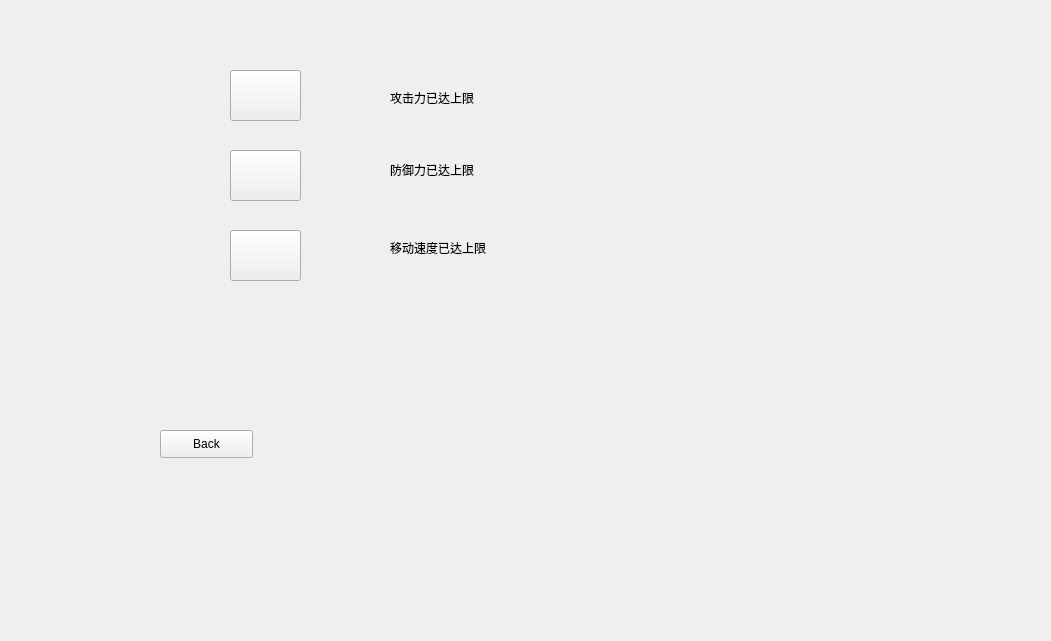
The window that TankGame/tank_reinforce.ui (anlowee/TankGame) describes before a commit, drawn with Qt 5.
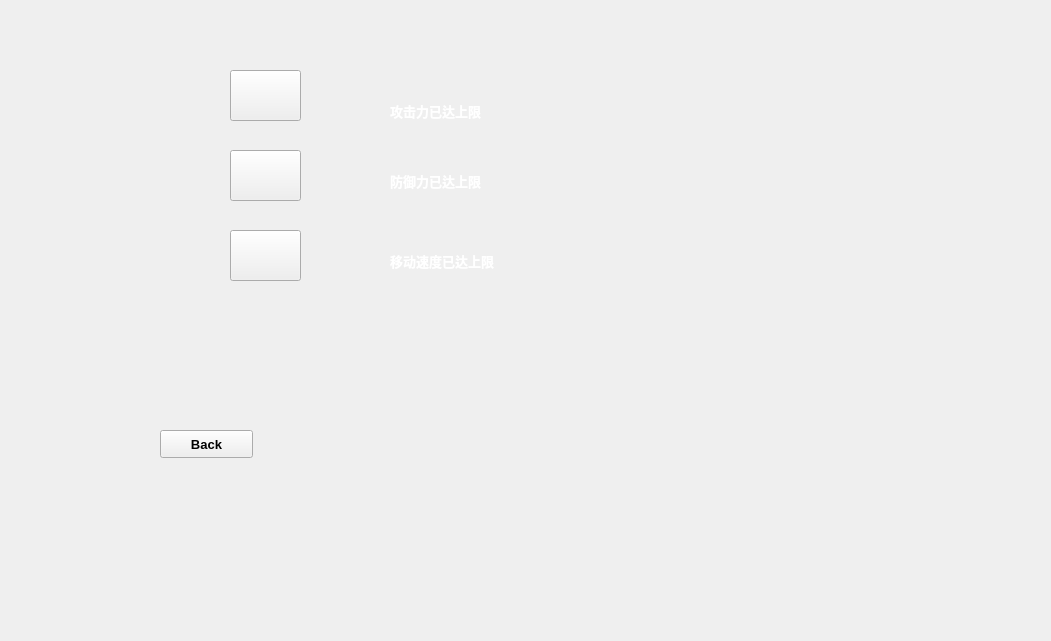
The same window after the commit. Icons and pictures are not drawn.

```diff
--- a/TankGame/tank_reinforce.ui
+++ b/TankGame/tank_reinforce.ui
@@ -89,6 +89,17 @@
      <height>28</height>
     </rect>
    </property>
+   <property name="font">
+    <font>
+     <family>Microsoft YaHei UI</family>
+     <pointsize>10</pointsize>
+     <weight>75</weight>
+     <bold>true</bold>
+    </font>
+   </property>
+   <property name="styleSheet">
+    <string notr="true">border-image: url(:/sample/photo/label_bg.png);</string>
+   </property>
    <property name="text">
     <string>Back</string>
    </property>
@@ -96,9 +107,9 @@
   <widget class="QStackedWidget" name="stackedWidget">
    <property name="geometry">
     <rect>
-     <x>90</x>
+     <x>100</x>
      <y>70</y>
-     <width>71</width>
+     <width>61</width>
      <height>51</height>
     </rect>
    </property>
@@ -134,10 +145,58 @@
     <rect>
      <x>390</x>
      <y>90</y>
-     <width>111</width>
-     <height>16</height>
+     <width>131</width>
+     <height>41</height>
     </rect>
    </property>
+   <property name="palette">
+    <palette>
+     <active>
+      <colorrole role="WindowText">
+       <brush brushstyle="SolidPattern">
+        <color alpha="255">
+         <red>255</red>
+         <green>255</green>
+         <blue>255</blue>
+        </color>
+       </brush>
+      </colorrole>
+     </active>
+     <inactive>
+      <colorrole role="WindowText">
+       <brush brushstyle="SolidPattern">
+        <color alpha="255">
+         <red>255</red>
+         <green>255</green>
+         <blue>255</blue>
+        </color>
+       </brush>
+      </colorrole>
+     </inactive>
+     <disabled>
+      <colorrole role="WindowText">
+       <brush brushstyle="SolidPattern">
+        <color alpha="255">
+         <red>120</red>
+         <green>120</green>
+         <blue>120</blue>
+        </color>
+       </brush>
+      </colorrole>
+     </disabled>
+    </palette>
+   </property>
+   <property name="font">
+    <font>
+     <family>Microsoft YaHei UI</family>
+     <pointsize>10</pointsize>
+     <weight>75</weight>
+     <bold>true</bold>
+    </font>
+   </property>
+   <property name="styleSheet">
+    <string notr="true">border-image: url(:/sample/photo/label_bg .png);</string>
+   </property>
    <property name="text">
     <string>攻击力已达上限</string>
    </property>
@@ -147,10 +206,58 @@
     <rect>
      <x>390</x>
      <y>160</y>
-     <width>111</width>
-     <height>20</height>
+     <width>131</width>
+     <height>41</height>
     </rect>
    </property>
+   <property name="palette">
+    <palette>
+     <active>
+      <colorrole role="WindowText">
+       <brush brushstyle="SolidPattern">
+        <color alpha="255">
+         <red>255</red>
+         <green>255</green>
+         <blue>255</blue>
+        </color>
+       </brush>
+      </colorrole>
+     </active>
+     <inactive>
+      <colorrole role="WindowText">
+       <brush brushstyle="SolidPattern">
+        <color alpha="255">
+         <red>255</red>
+         <green>255</green>
+         <blue>255</blue>
+        </color>
+       </brush>
+      </colorrole>
+     </inactive>
+     <disabled>
+      <colorrole role="WindowText">
+       <brush brushstyle="SolidPattern">
+        <color alpha="255">
+         <red>120</red>
+         <green>120</green>
+         <blue>120</blue>
+        </color>
+       </brush>
+      </colorrole>
+     </disabled>
+    </palette>
+   </property>
+   <property name="font">
+    <font>
+     <family>Microsoft YaHei UI</family>
+     <pointsize>10</pointsize>
+     <weight>75</weight>
+     <bold>true</bold>
+    </font>
+   </property>
+   <property name="styleSheet">
+    <string notr="true">border-image: url(:/sample/photo/label_bg .png);</string>
+   </property>
    <property name="text">
     <string>防御力已达上限</string>
    </property>
@@ -160,10 +267,58 @@
     <rect>
      <x>390</x>
      <y>240</y>
-     <width>131</width>
-     <height>16</height>
+     <width>151</width>
+     <height>41</height>
     </rect>
    </property>
+   <property name="palette">
+    <palette>
+     <active>
+      <colorrole role="WindowText">
+       <brush brushstyle="SolidPattern">
+        <color alpha="255">
+         <red>255</red>
+         <green>255</green>
+         <blue>255</blue>
+        </color>
+       </brush>
+      </colorrole>
+     </active>
+     <inactive>
+      <colorrole role="WindowText">
+       <brush brushstyle="SolidPattern">
+        <color alpha="255">
+         <red>255</red>
+         <green>255</green>
+         <blue>255</blue>
+        </color>
+       </brush>
+      </colorrole>
+     </inactive>
+     <disabled>
+      <colorrole role="WindowText">
+       <brush brushstyle="SolidPattern">
+        <color alpha="255">
+         <red>120</red>
+         <green>120</green>
+         <blue>120</blue>
+        </color>
+       </brush>
+      </colorrole>
+     </disabled>
+    </palette>
+   </property>
+   <property name="font">
+    <font>
+     <family>Microsoft YaHei UI</family>
+     <pointsize>10</pointsize>
+     <weight>75</weight>
+     <bold>true</bold>
+    </font>
+   </property>
+   <property name="styleSheet">
+    <string notr="true">border-image: url(:/sample/photo/label_bg .png);</string>
+   </property>
    <property name="text">
     <string>移动速度已达上限</string>
    </property>
```
